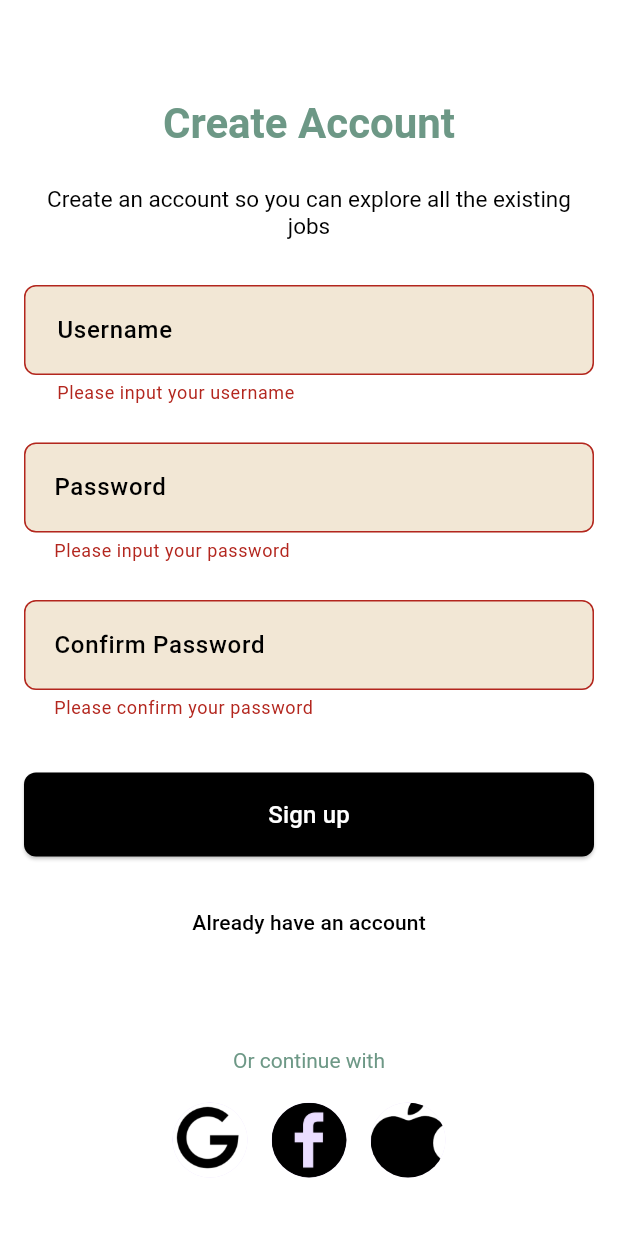
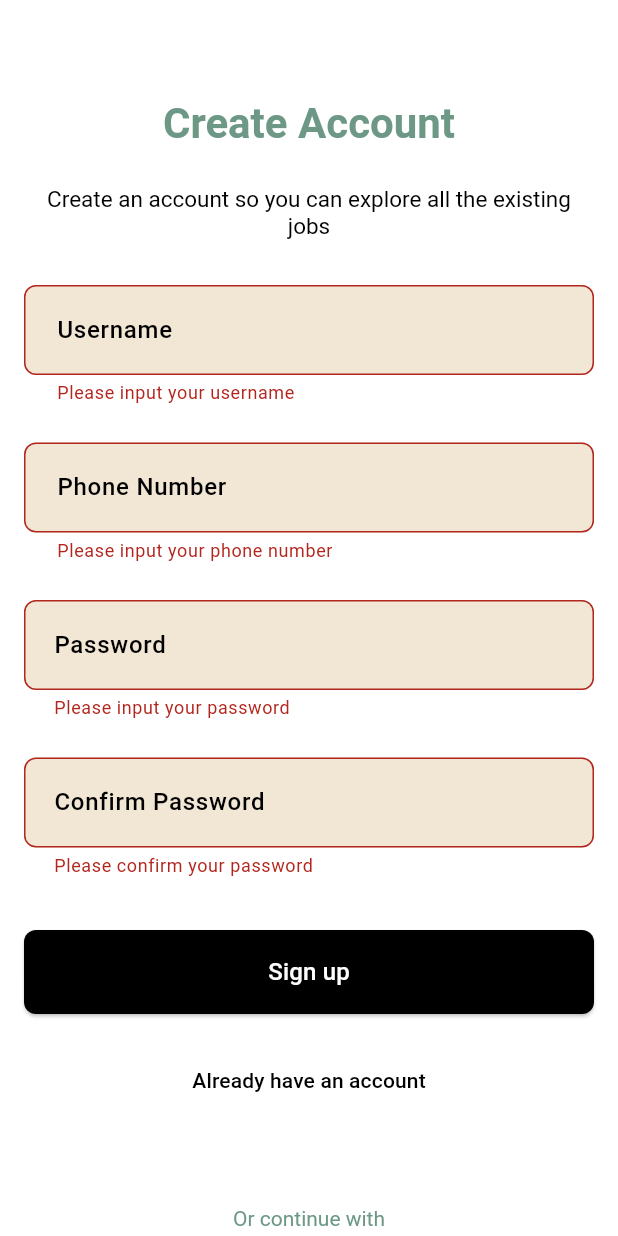
Before and after one commit to viet290423/GiaoDienNguoiMay, a Flutter app: the SignUpScreen screen opened directly, after a tap on "Sign up", on a phone screen of 412 x 824 dp. Run offline on Flutter 3.47's test engine with Material 3 defaults, Android fonts, the phone set to English and light mode, and no system bars; our stand-ins replace auto_size_text, camera, flutter_dotenv, get, google_nav_bar, shared_preferences and 2 more; accounts and stored records are empty; network calls fail; Roboto replaces fonts that are missing (Montserrat).

```diff
--- a/demo/lib/screen/auth/signup_screen.dart
+++ b/demo/lib/screen/auth/signup_screen.dart
@@ -13,6 +13,7 @@ class SignUpScreen extends StatefulWidget {
 class _SignUpScreenState extends State<SignUpScreen> {
   final GlobalKey<FormState> _formKey = GlobalKey<FormState>();
   String? username;
+  String? phoneNumber;
   String? password;
   String? confirmPassword;
 
@@ -101,6 +102,53 @@ class _SignUpScreenState extends State<SignUpScreen> {
                             validator: (value) {
                               if (value == null || value.isEmpty) {
                                 return 'Please input your username';
+                              }
+                              return null;
+                            },
+                          ),
+                          const SizedBox(height: 25),
+                          TextFormField(
+                            decoration: InputDecoration(
+                              labelText: 'Phone Number',
+                              labelStyle: const TextStyle(
+                                fontFamily: 'Montserrat',
+                                fontWeight: FontWeight.w500,
+                                color: Color.fromARGB(255, 0, 0, 0),
+                              ),
+                              filled: true,
+                              fillColor: const Color(0xFFF2E7D5),
+                              border: OutlineInputBorder(
+                                borderRadius: BorderRadius.circular(8.0),
+                                borderSide: const BorderSide(
+                                  color: Colors.black,
+                                  width: 2.0,
+                                ),
+                              ),
+                              enabledBorder: OutlineInputBorder(
+                                borderRadius: BorderRadius.circular(8.0),
+                                borderSide: const BorderSide(
+                                  color: Colors.black,
+                                  width: 2.0,
+                                ),
+                              ),
+                              focusedBorder: OutlineInputBorder(
+                                borderRadius: BorderRadius.circular(8.0),
+                                borderSide: const BorderSide(
+                                  color: Colors.black,
+                                  width: 2.0,
+                                ),
+                              ),
+                              contentPadding: const EdgeInsets.symmetric(
+                                  vertical: 18.0, horizontal: 18.0),
+                            ),
+                            onChanged: (value) {
+                              setState(() {
+                                phoneNumber = value;
+                              });
+                            },
+                            validator: (value) {
+                              if (value == null || value.isEmpty) {
+                                return 'Please input your phone number';
                               }
                               return null;
                             },
@@ -207,15 +255,16 @@ class _SignUpScreenState extends State<SignUpScreen> {
                           ElevatedButton(
                             onPressed: () async {
                               if (_formKey.currentState!.validate()) {
-                                // Lưu username vào SharedPreferences
-                                final prefs = await SharedPreferences.getInstance();
+                                final prefs =
+                                    await SharedPreferences.getInstance();
                                 await prefs.setString('username', username!);
+                                await prefs.setBool(
+                                    'isNewUser', true); // Lưu cờ đăng ký
 
-                                // Chuyển đến màn hình chính
                                 Navigator.of(context).pushAndRemoveUntil(
                                   MaterialPageRoute(
                                       builder: (context) => MainScreen()),
-                                      (Route<dynamic> route) => false,
+                                  (Route<dynamic> route) => false,
                                 );
                               }
                             },
@@ -241,7 +290,7 @@ class _SignUpScreenState extends State<SignUpScreen> {
                                 Navigator.of(context).pushAndRemoveUntil(
                                   MaterialPageRoute(
                                       builder: (context) => LoginScreen()),
-                                      (Route<dynamic> route) => false,
+                                  (Route<dynamic> route) => false,
                                 );
                               },
                               child: const Text(
@@ -269,14 +318,16 @@ class _SignUpScreenState extends State<SignUpScreen> {
                                   // Handle Google sign in
                                 },
                               ),
-                              const SizedBox(width: 16), // Space between buttons
+                              const SizedBox(
+                                  width: 16), // Space between buttons
                               SocialMediaButton(
                                 imagePath: 'assets/images/facebook.png',
                                 onTap: () {
                                   // Handle Facebook sign in
                                 },
                               ),
-                              const SizedBox(width: 16), // Space between buttons
+                              const SizedBox(
+                                  width: 16), // Space between buttons
                               SocialMediaButton(
                                 imagePath: 'assets/images/apple.png',
                                 onTap: () {
@@ -286,7 +337,8 @@ class _SignUpScreenState extends State<SignUpScreen> {
                             ],
                           ),
                           const Spacer(), // Fill remaining space
-                          const SizedBox(height: 30), // Add some space at the bottom
+                          const SizedBox(
+                              height: 30), // Add some space at the bottom
                         ],
                       ),
                     ),
@@ -305,19 +357,26 @@ class SocialMediaButton extends StatelessWidget {
   final String imagePath;
   final VoidCallback onTap;
 
-  const SocialMediaButton({
-    Key? key,
-    required this.imagePath,
-    required this.onTap,
-  }) : super(key: key);
+  const SocialMediaButton({required this.imagePath, required this.onTap});
 
   @override
   Widget build(BuildContext context) {
     return GestureDetector(
       onTap: onTap,
-      child: CircleAvatar(
-        radius: 25,
-        backgroundImage: AssetImage(imagePath),
+      child: Container(
+        width: 60, // Adjust width as needed
+        height: 44, // Adjust height as needed
+        decoration: BoxDecoration(
+          color: const Color(0xFFEFEFEF),
+          borderRadius: BorderRadius.circular(12),
+        ),
+        child: Center(
+          child: Image.asset(
+            imagePath,
+            width: 24, // Adjust icon size as needed
+            height: 24, // Adjust icon size as needed
+          ),
+        ),
       ),
     );
   }
```
Also changed, not shown: demo/lib/screen/home/home_screen.dart (+55 -3 lines).
